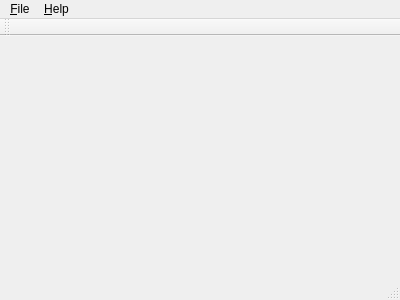
Old version of the form bookcollection/mainwindow.ui in the repository zy31415/booktags.
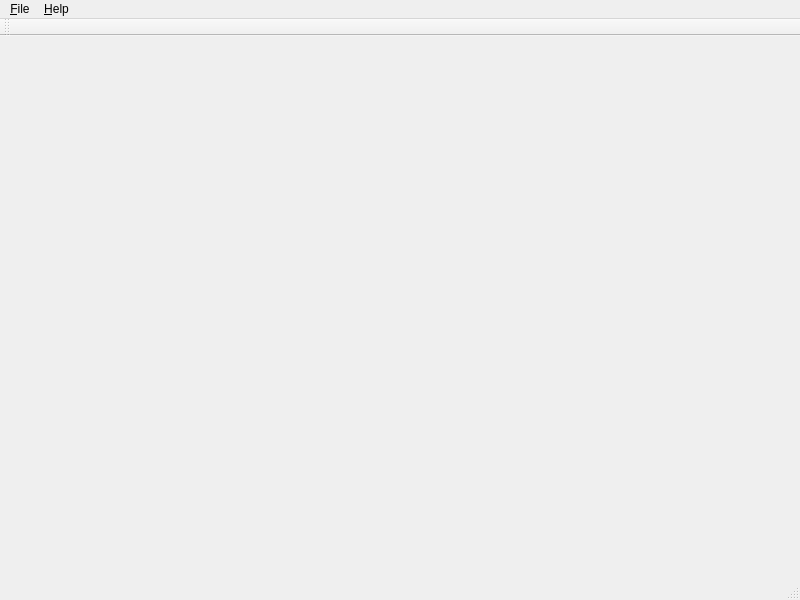
New version of the form.

Patch:
```diff
--- a/bookcollection/mainwindow.ui
+++ b/bookcollection/mainwindow.ui
@@ -6,8 +6,8 @@
    <rect>
     <x>0</x>
     <y>0</y>
-    <width>400</width>
-    <height>300</height>
+    <width>800</width>
+    <height>600</height>
    </rect>
   </property>
   <property name="windowTitle">
@@ -19,7 +19,7 @@
     <rect>
      <x>0</x>
      <y>0</y>
-     <width>400</width>
+     <width>800</width>
      <height>25</height>
     </rect>
    </property>
```
Left out of the diff: 7 changed lines with no effect on the pictures.
